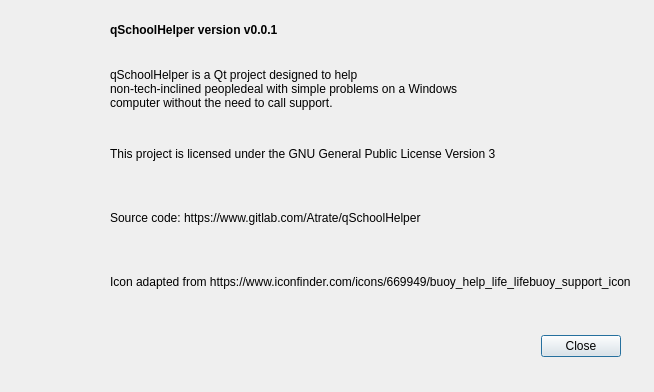
This is ui/about_dialog.ui in Atrate/qSchoolHelper as Qt 5 draws it before an edit. The edited form follows.
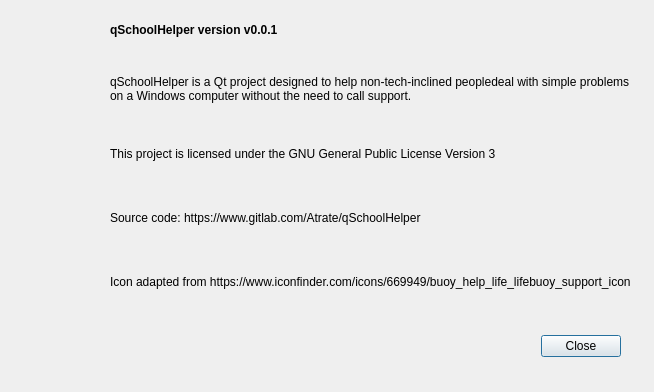
This is the edited form. Icons and pictures are not drawn.

Commit message:
Updated UI elements, added a signal
Added a signal: when "Exit" is pressed, the app will exit.

The edit to the form file:
```diff
--- a/ui/about_dialog.ui
+++ b/ui/about_dialog.ui
@@ -67,9 +67,10 @@
        </sizepolicy>
       </property>
       <property name="text">
-       <string>qSchoolHelper is a Qt project designed to help
-non-tech-inclined peopledeal with simple problems on a Windows
-computer without the need to call support.</string>
+       <string>qSchoolHelper is a Qt project designed to help non-tech-inclined peopledeal with simple problems on a Windows computer without the need to call support.</string>
+      </property>
+      <property name="wordWrap">
+       <bool>true</bool>
       </property>
      </widget>
     </item>
```
Left out of the diff: 3 changed lines with no effect on the pictures. The commit also changes 4 other files.
